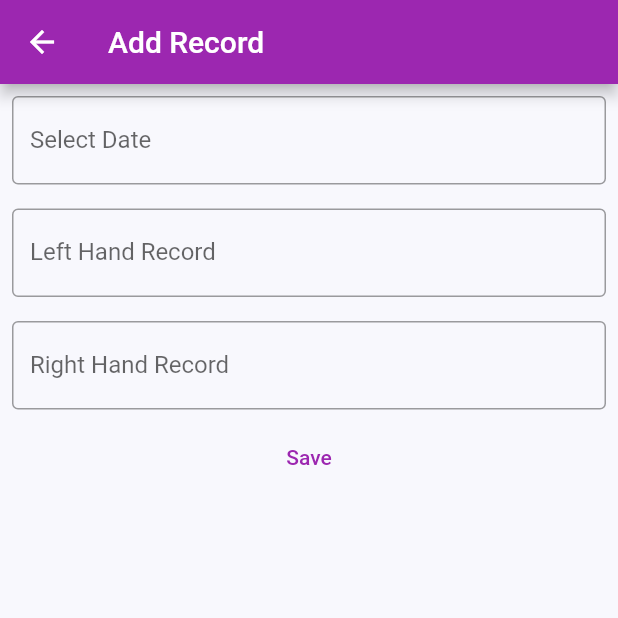
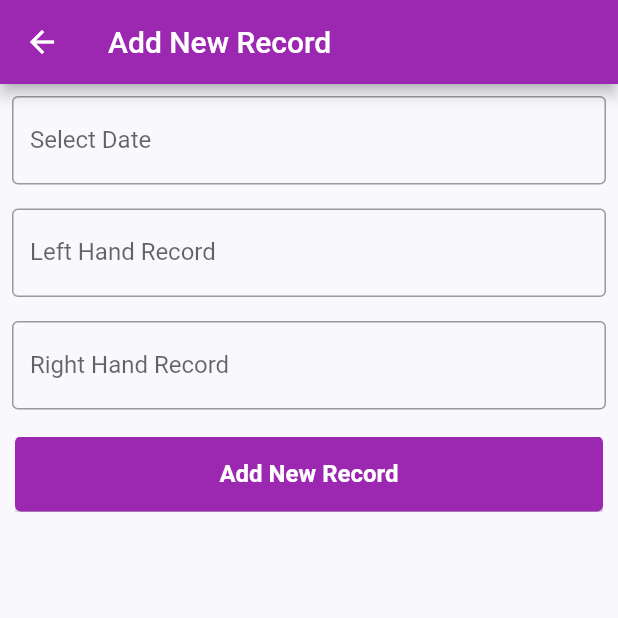
Before and after one commit to Hpaneru/bp-recorder-app, a Flutter app: the AddRecordScreen screen opened directly, on a phone screen of 412 x 824 dp, the top half of it. Run offline on Flutter 3.47's test engine with Material 2 defaults, Android fonts, the phone set to English and light mode, and no system bars; our stand-ins replace hive, hive_flutter; accounts and stored records are empty.

Commit message:
crud operation completed

```diff
--- /dev/null
+++ b/lib/mixins/loading_mixin.dart
@@ -0,0 +1,10 @@
+import 'package:flutter/material.dart';
+
+mixin LoadinMixin<T extends StatefulWidget> on State<T> {
+  bool loading = false;
+  setLoading(bool value) {
+    setState(() {
+      loading = value;
+    });
+  }
+}
--- a/lib/screens/add_record_screen.dart
+++ b/lib/screens/add_record_screen.dart
@@ -2,6 +2,8 @@ import '../boxes.dart';
 import 'package:intl/intl.dart';
 import 'package:flutter/material.dart';
 import 'package:flutter/services.dart';
+import 'package:bp_record/mixins/loading_mixin.dart';
+import 'package:bp_record/widgets/custom_button.dart';
 import 'package:bp_record/widgets/custom_text_field.dart';
 import 'package:bp_record/models/blood_pressure_data.dart';
 import 'package:bp_record/widgets/custom_date_picker.dart';
@@ -17,25 +19,47 @@ class AddRecordScreen extends StatefulWidget {
   State<AddRecordScreen> createState() => _AddRecordScreenState();
 }
 
-class _AddRecordScreenState extends State<AddRecordScreen> {
+class _AddRecordScreenState extends State<AddRecordScreen> with LoadinMixin {
+  final GlobalKey<FormState> _formKey = GlobalKey<FormState>();
+  AutovalidateMode autoValidate = AutovalidateMode.disabled;
+
+  final dateController = TextEditingController();
   late BloodPressure bloodPressure;
-  final dateController = TextEditingController();
+  String get getTitle =>
+      widget.bloodPressure == null ? "Add New Record" : "Update Record";
 
   @override
   void initState() {
-    bloodPressure = widget.bloodPressure ?? BloodPressure();
+    if (widget.bloodPressure == null) {
+      bloodPressure = BloodPressure()
+        ..leftHand = ""
+        ..rightHand = "";
+    } else {
+      bloodPressure = widget.bloodPressure!;
+      dateController.text = DateFormat('dd/MMM/yyyy').format(
+          DateTime.fromMillisecondsSinceEpoch(bloodPressure.recordedDate));
+    }
+
+    setState(() {});
     super.initState();
   }
 
   onAddingAndEditingRecord() {
+    if (_formKey.currentState!.validate()) {
+      _formKey.currentState!.save();
+      setLoading(true);
       if (widget.bloodPressure == null) {
         bloodPressure.id = DateTime.now().millisecondsSinceEpoch;
         final box = Boxes.getBloodPressureRecords();
         box.add(bloodPressure);
+      } else {
+        bloodPressure.save();
+      }
       Navigator.of(context).pop();
     } else {
-      bloodPressure.save();
-      Navigator.of(context).pop();
+      setState(() {
+        autoValidate = AutovalidateMode.always;
+      });
     }
   }
 
@@ -43,47 +67,76 @@ class _AddRecordScreenState extends State<AddRecordScreen> {
   Widget build(BuildContext context) {
     return Scaffold(
       appBar: AppBar(
-        title: const Text("Add Record"),
+        title: Text(getTitle),
       ),
       body: ListView(
+        physics: const BouncingScrollPhysics(),
+        children: <Widget>[
+          Form(
+            key: _formKey,
+            child: Column(
               children: <Widget>[
                 CustomTextField(
                   label: "Select Date",
                   controller: dateController,
                   readOnly: true,
+                  autovalidateMode: autoValidate,
+                  validator: (String? value) {
+                    if (value!.isEmpty) return 'Mandatory Field';
+                    return null;
+                  },
                   onTap: () async {
                     DateTime? pickedDate = await selectedDate(context: context);
                     if (pickedDate != null) {
                       dateController.text =
-                    DateFormat('dd/MM/yyyy').format(pickedDate);
-                bloodPressure.recordedDate = pickedDate.millisecondsSinceEpoch;
+                          DateFormat('dd/MMM/yyyy').format(pickedDate);
+                      bloodPressure.recordedDate =
+                          pickedDate.millisecondsSinceEpoch;
                     }
                   },
                 ),
                 CustomTextField(
+                  initialValue: bloodPressure.leftHand,
+                  autovalidateMode: autoValidate,
                   keyboardType: TextInputType.number,
                   label: "Left Hand Record",
+                  suffixText: "mmHg",
                   inputFormatters: <TextInputFormatter>[
                     FilteringTextInputFormatter.digitsOnly,
                     CustomBloodPressureDataFormatter()
                   ],
+                  validator: (String? value) {
+                    if (value!.isEmpty) return 'Mandatory Field';
+                    return null;
+                  },
                   onChanged: (String value) {
                     bloodPressure.leftHand = value;
                   },
                 ),
                 CustomTextField(
+                  initialValue: bloodPressure.rightHand,
                   keyboardType: TextInputType.number,
+                  autovalidateMode: autoValidate,
                   label: "Right Hand Record",
+                  suffixText: "mmHg",
                   inputFormatters: <TextInputFormatter>[
                     FilteringTextInputFormatter.digitsOnly,
                     CustomBloodPressureDataFormatter()
                   ],
+                  validator: (String? value) {
+                    if (value!.isEmpty) return 'Mandatory Field';
+                    return null;
+                  },
                   onChanged: (String value) {
                     bloodPressure.rightHand = value;
                   },
                 ),
-          TextButton(
-            child: Text("Save"),
+              ],
+            ),
+          ),
+          CustomButton(
+            label: getTitle,
+            loading: loading,
             onPressed: onAddingAndEditingRecord,
           ),
         ],
--- a/lib/screens/home_screen.dart
+++ b/lib/screens/home_screen.dart
@@ -1,6 +1,5 @@
+import '../boxes.dart';
 import 'package:intl/intl.dart';
-
-import '../boxes.dart';
 import 'package:flutter/material.dart';
 import 'package:hive_flutter/hive_flutter.dart';
 import 'package:bp_record/widgets/action_dialog.dart';
@@ -56,7 +55,6 @@ class _HomeScreenState extends State<HomeScreen> {
       return const Center(
         child: Text(
           'No record found',
-          style: TextStyle(fontSize: 24),
         ),
       );
     } else {
@@ -88,13 +86,14 @@ class _HomeScreenState extends State<HomeScreen> {
       appBar: AppBar(
         title: const Text('Home'),
       ),
-      floatingActionButton: FloatingActionButton(
-        child: const Icon(Icons.add),
+      floatingActionButton: FloatingActionButton.extended(
         onPressed: () {
           Navigator.push(context, MaterialPageRoute(builder: (context) {
             return const AddRecordScreen();
           }));
         },
+        icon: const Icon(Icons.add),
+        label: const Text('Add Record'),
       ),
       body: ValueListenableBuilder<Box<BloodPressure>>(
         valueListenable: Boxes.getBloodPressureRecords().listenable(),
@@ -122,7 +121,7 @@ class BloodPressureRecordCard extends StatelessWidget {
         children: <Widget>[
           CustomKeyValueCard(
               keyValue: "Recorded Date:",
-              value: DateFormat("dd/MM/yyyy").format(
+              value: DateFormat("dd/MMM/yyyy").format(
                   DateTime.fromMillisecondsSinceEpoch(
                       bloodPressure.recordedDate))),
           CustomKeyValueCard(
--- /dev/null
+++ b/lib/widgets/custom_button.dart
@@ -0,0 +1,54 @@
+import 'package:flutter/material.dart';
+
+class CustomButton extends StatelessWidget {
+  const CustomButton({
+    Key? key,
+    required this.onPressed,
+    required this.label,
+    this.loading = false,
+  }) : super(key: key);
+  final VoidCallback onPressed;
+  final String label;
+  final bool loading;
+
+  @override
+  Widget build(BuildContext context) {
+    return Container(
+      margin: const EdgeInsets.all(10),
+      width: double.infinity,
+      alignment: Alignment.center,
+      child: AnimatedCrossFade(
+        duration: const Duration(milliseconds: 200),
+        firstChild: ElevatedButton(
+          child: Text(label),
+          style: ButtonStyle(
+            minimumSize: MaterialStateProperty.all(
+              const Size(double.infinity, 50),
+            ),
+            textStyle: MaterialStateProperty.all(
+              Theme.of(context).textTheme.button?.copyWith(
+                    color: Colors.white,
+                    fontWeight: FontWeight.bold,
+                    fontSize: 16,
+                  ),
+            ),
+          ),
+          onPressed: () {
+            FocusScope.of(context).unfocus();
+            onPressed();
+          },
+        ),
+        secondChild: Container(
+          width: 40,
+          height: 40,
+          padding: const EdgeInsets.all(8.0),
+          child: loading
+              ? const CircularProgressIndicator(strokeWidth: 2)
+              : const SizedBox(),
+        ),
+        crossFadeState:
+            loading ? CrossFadeState.showSecond : CrossFadeState.showFirst,
+      ),
+    );
+  }
+}
--- a/lib/widgets/custom_text_field.dart
+++ b/lib/widgets/custom_text_field.dart
@@ -19,11 +19,14 @@ class CustomTextField extends StatelessWidget {
     this.inputFormatters,
     this.onSaved,
     this.keyboardType,
+    this.suffixText,
+    this.autovalidateMode = AutovalidateMode.disabled,
   }) : super(key: key);
 
   final TextEditingController? controller;
+  final AutovalidateMode autovalidateMode;
   final String label;
-  final String? hintText, initialValue;
+  final String? hintText, initialValue, suffixText;
   final String? Function(String?)? validator;
   final bool obscureText, readOnly;
   final Function()? onTap;
@@ -38,6 +41,7 @@ class CustomTextField extends StatelessWidget {
     return Padding(
       padding: const EdgeInsets.all(8.0),
       child: TextFormField(
+        autovalidateMode: autovalidateMode,
         keyboardType: keyboardType,
         initialValue: initialValue,
         controller: controller,
@@ -51,6 +55,7 @@ class CustomTextField extends StatelessWidget {
           labelText: label,
           hintText: hintText,
           border: const OutlineInputBorder(),
+          suffixText: suffixText,
           suffix: suffix,
           prefix: prefix,
         ),
--- a/pubspec.yaml
+++ b/pubspec.yaml
@@ -12,13 +12,11 @@ dependencies:
   cupertino_icons: ^1.0.2
   flutter:
     sdk: flutter
-  path_provider: ^2.0.9
+  hive: ^2.0.6
   intl: ^0.17.0
   hive_flutter: ^1.1.0
-
-  # hive database generators
-  hive: ^2.0.6
   build_runner: ^2.1.8
+  path_provider: ^2.0.9
   hive_generator: ^1.1.2
 
 dev_dependencies:
```
Also changed, not shown: lib/helpers/macros.dart (added, +8 -0 lines), lib/widgets/custom_container.dart (+5 -8 lines). Lines whose indentation alone changed are shown as unchanged.
